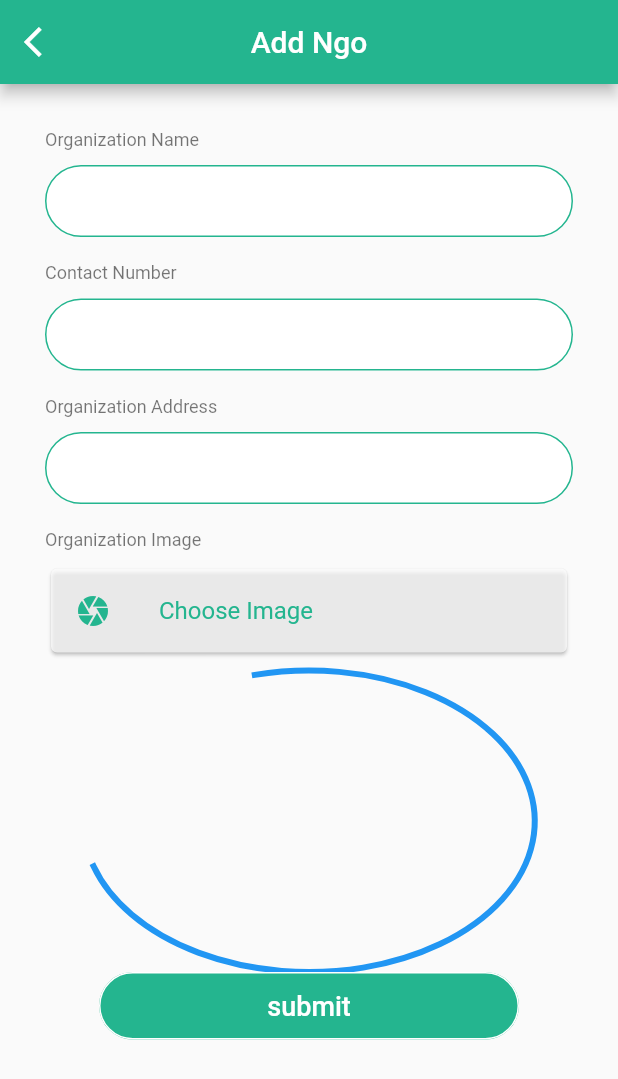
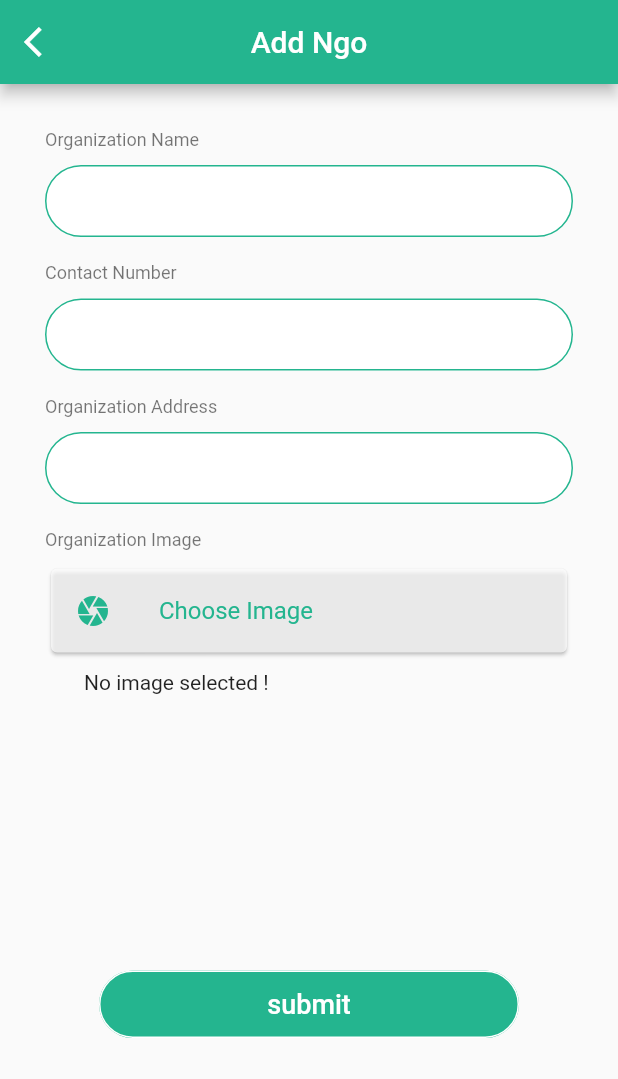
Before and after one commit to MohammadAzeem7890/TapDonate, a Flutter app: the AddNewNgo screen opened directly, on a phone screen of 412 x 824 dp. Shown: the top 1079 px of the screen. Run offline on Flutter 3.47's test engine with Material 2 defaults, Android fonts, the phone set to English and light mode, and no system bars; our stand-ins replace dio, image_picker, shared_preferences; accounts and stored records are empty.

Commit message:
The app has been completed !.

```diff
--- a/lib/AddNewNgo.dart
+++ b/lib/AddNewNgo.dart
@@ -31,19 +31,6 @@ class _AddNewNgoState extends State<AddNewNgo> {
       if (pickedFile != null) {
         image = File(pickedFile.path);
       }
-    });
-  }
-
-  double height = 1;
-  double width = 1;
-
-  @override
-  void initState() {
-    // TODO: implement initState
-    super.initState();
-    setState(() {
-      height = height + 200;
-      width = width + 300;
     });
   }
 
@@ -99,7 +86,8 @@ class _AddNewNgoState extends State<AddNewNgo> {
             Padding(
               padding: const EdgeInsets.symmetric(horizontal: 30, vertical: 8),
               child: InkWell(
-                onTap: getCameraImage,
+                onTap:
+                    getCameraImage,
                 child: Card(
                   color: Colors.white70,
                   elevation: 1,
@@ -117,13 +105,10 @@ class _AddNewNgoState extends State<AddNewNgo> {
               ),
             ),
             Container(
-              height: height,
-              width: width,
-              child: image == null
-                  ? CircularProgressIndicator()
-                  : Image.file(
+              height: 200,
+              width: 300,
+              child: image == null? Text("No image selected !"): Image.file(
                       image,
-                      fit: BoxFit.fill,
                     ),
             ),
             CustomButton(
```
Also changed, not shown: foodpanda/lib/main.dart (deleted, +0 -117 lines), foodpanda/pubspec.yaml (deleted, +0 -76 lines), 59 other files.
